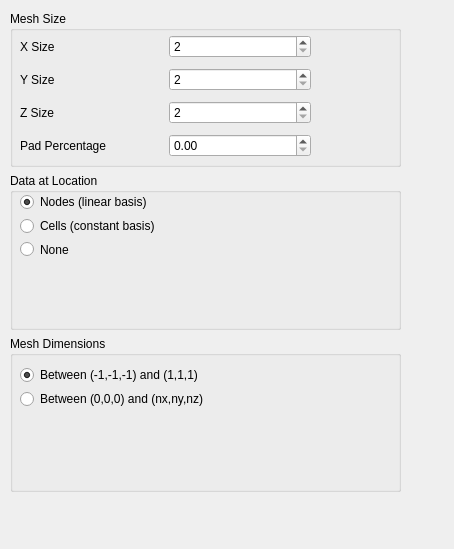
First picture: the form in src/Interface/Modules/Fields/CreateLatVol.ui, repository SCIInstitute/SCIRun, before the edit.
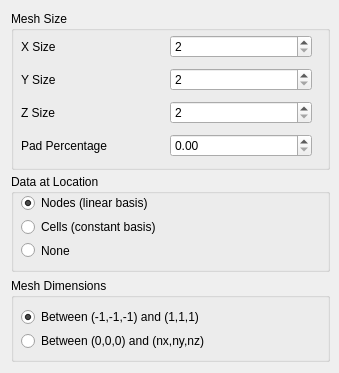
Second picture: the form after the edit.

```diff
--- a/src/Interface/Modules/Fields/CreateLatVol.ui
+++ b/src/Interface/Modules/Fields/CreateLatVol.ui
@@ -6,8 +6,8 @@
    <rect>
     <x>0</x>
     <y>0</y>
-    <width>454</width>
-    <height>549</height>
+    <width>339</width>
+    <height>373</height>
    </rect>
   </property>
   <property name="sizePolicy">
@@ -18,25 +18,24 @@
   </property>
   <property name="minimumSize">
    <size>
-    <width>454</width>
-    <height>549</height>
+    <width>339</width>
+    <height>373</height>
    </size>
   </property>
   <property name="windowTitle">
    <string>Dialog</string>
   </property>
-  <widget class="QWidget" name="layoutWidget">
-   <property name="geometry">
-    <rect>
-     <x>10</x>
-     <y>11</y>
-     <width>391</width>
-     <height>481</height>
-    </rect>
-   </property>
+  <layout class="QGridLayout" name="gridLayout_3">
+   <item row="0" column="0">
    <layout class="QGridLayout" name="gridLayout_2">
     <item row="0" column="0">
      <widget class="QGroupBox" name="groupBox">
+       <property name="minimumSize">
+        <size>
+         <width>319</width>
+         <height>159</height>
+        </size>
+       </property>
       <property name="title">
        <string>Mesh Size</string>
       </property>
@@ -124,6 +123,12 @@
     </item>
     <item row="1" column="0">
      <widget class="QGroupBox" name="groupBox_2">
+       <property name="minimumSize">
+        <size>
+         <width>319</width>
+         <height>98</height>
+        </size>
+       </property>
       <property name="title">
        <string>Data at Location</string>
       </property>
@@ -176,6 +181,12 @@
     </item>
     <item row="2" column="0">
      <widget class="QGroupBox" name="groupBox_3">
+       <property name="minimumSize">
+        <size>
+         <width>319</width>
+         <height>84</height>
+        </size>
+       </property>
       <property name="title">
        <string>Mesh Dimensions</string>
       </property>
@@ -191,6 +202,12 @@
        <layout class="QVBoxLayout" name="verticalLayout_3">
         <item>
          <widget class="QRadioButton" name="elementSizeNormalizedButton_">
+           <property name="minimumSize">
+            <size>
+             <width>249</width>
+             <height>0</height>
+            </size>
+           </property>
           <property name="text">
            <string>Between (-1,-1,-1) and (1,1,1)</string>
           </property>
@@ -211,7 +228,8 @@
      </widget>
     </item>
    </layout>
-  </widget>
+   </item>
+  </layout>
  </widget>
  <resources/>
  <connections/>
```
Lines whose indentation alone changed are shown as unchanged.
